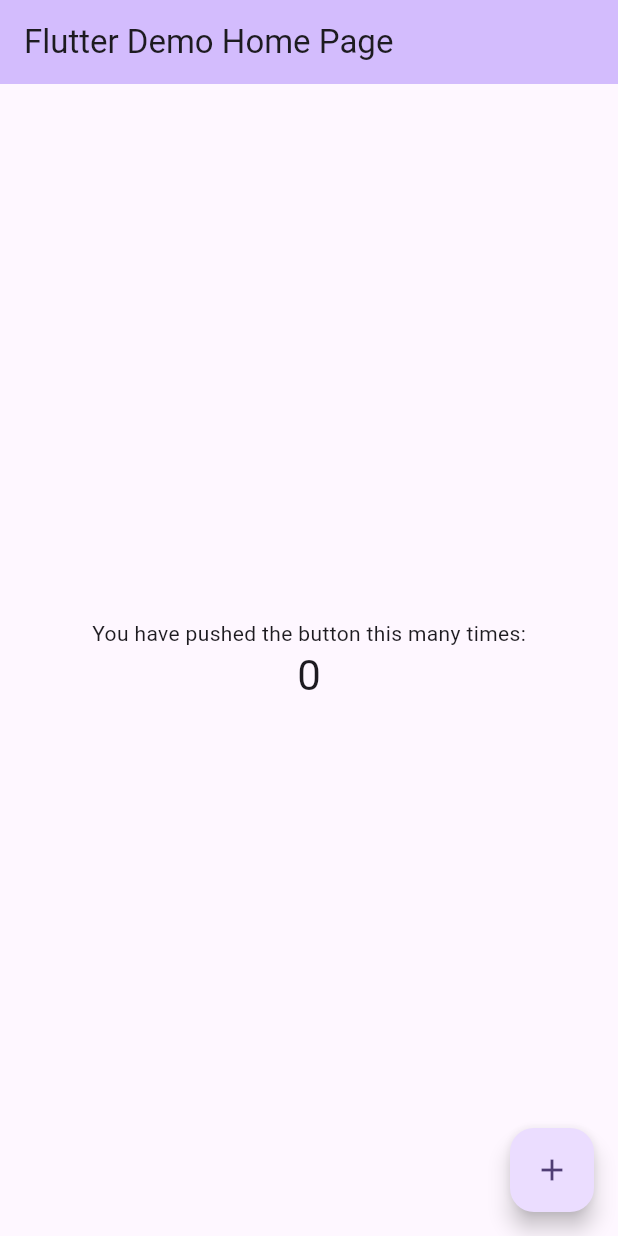
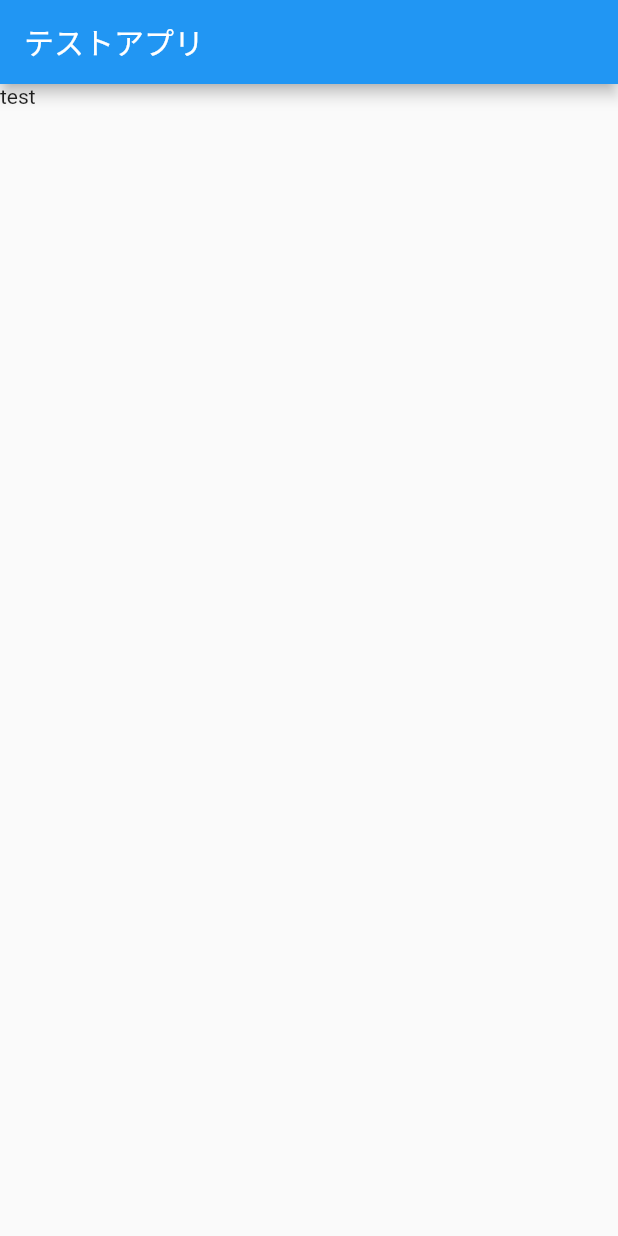
Before and after one commit to nodatsu/ishigaki06, a Flutter app: the screen it shows after launch, on a phone screen of 412 x 824 dp. Run offline on Flutter 3.47's test engine with Material 2 defaults, Android fonts, the phone set to English and light mode, and no system bars.

Commit message:
最小化

```diff
--- a/lib/main.dart
+++ b/lib/main.dart
@@ -7,119 +7,26 @@ void main() {
 class MyApp extends StatelessWidget {
   const MyApp({super.key});
 
-  // This widget is the root of your application.
   @override
   Widget build(BuildContext context) {
     return MaterialApp(
-      title: 'Flutter Demo',
-      theme: ThemeData(
-        // This is the theme of your application.
-        //
-        // TRY THIS: Try running your application with "flutter run". You'll see
-        // the application has a blue toolbar. Then, without quitting the app,
-        // try changing the seedColor in the colorScheme below to Colors.green
-        // and then invoke "hot reload" (save your changes or press the "hot
-        // reload" button in a Flutter-supported IDE, or press "r" if you used
-        // the command line to start the app).
-        //
-        // Notice that the counter didn't reset back to zero; the application
-        // state is not lost during the reload. To reset the state, use hot
-        // restart instead.
-        //
-        // This works for code too, not just values: Most code changes can be
-        // tested with just a hot reload.
-        colorScheme: ColorScheme.fromSeed(seedColor: Colors.deepPurple),
-        useMaterial3: true,
-      ),
-      home: const MyHomePage(title: 'Flutter Demo Home Page'),
+      home: const MyHomePage(),
     );
   }
 }
 
 class MyHomePage extends StatefulWidget {
-  const MyHomePage({super.key, required this.title});
-
-  // This widget is the home page of your application. It is stateful, meaning
-  // that it has a State object (defined below) that contains fields that affect
-  // how it looks.
-
-  // This class is the configuration for the state. It holds the values (in this
-  // case the title) provided by the parent (in this case the App widget) and
-  // used by the build method of the State. Fields in a Widget subclass are
-  // always marked "final".
-
-  final String title;
-
+  const MyHomePage({super.key});
   @override
   State<MyHomePage> createState() => _MyHomePageState();
 }
 
 class _MyHomePageState extends State<MyHomePage> {
-  int _counter = 0;
-
-  void _incrementCounter() {
-    setState(() {
-      // This call to setState tells the Flutter framework that something has
-      // changed in this State, which causes it to rerun the build method below
-      // so that the display can reflect the updated values. If we changed
-      // _counter without calling setState(), then the build method would not be
-      // called again, and so nothing would appear to happen.
-      _counter++;
-    });
-  }
-
   @override
   Widget build(BuildContext context) {
-    // This method is rerun every time setState is called, for instance as done
-    // by the _incrementCounter method above.
-    //
-    // The Flutter framework has been optimized to make rerunning build methods
-    // fast, so that you can just rebuild anything that needs updating rather
-    // than having to individually change instances of widgets.
     return Scaffold(
-      appBar: AppBar(
-        // TRY THIS: Try changing the color here to a specific color (to
-        // Colors.amber, perhaps?) and trigger a hot reload to see the AppBar
-        // change color while the other colors stay the same.
-        backgroundColor: Theme.of(context).colorScheme.inversePrimary,
-        // Here we take the value from the MyHomePage object that was created by
-        // the App.build method, and use it to set our appbar title.
-        title: Text(widget.title),
-      ),
-      body: Center(
-        // Center is a layout widget. It takes a single child and positions it
-        // in the middle of the parent.
-        child: Column(
-          // Column is also a layout widget. It takes a list of children and
-          // arranges them vertically. By default, it sizes itself to fit its
-          // children horizontally, and tries to be as tall as its parent.
-          //
-          // Column has various properties to control how it sizes itself and
-          // how it positions its children. Here we use mainAxisAlignment to
-          // center the children vertically; the main axis here is the vertical
-          // axis because Columns are vertical (the cross axis would be
-          // horizontal).
-          //
-          // TRY THIS: Invoke "debug painting" (choose the "Toggle Debug Paint"
-          // action in the IDE, or press "p" in the console), to see the
-          // wireframe for each widget.
-          mainAxisAlignment: MainAxisAlignment.center,
-          children: <Widget>[
-            const Text(
-              'You have pushed the button this many times:',
-            ),
-            Text(
-              '$_counter',
-              style: Theme.of(context).textTheme.headlineMedium,
-            ),
-          ],
-        ),
-      ),
-      floatingActionButton: FloatingActionButton(
-        onPressed: _incrementCounter,
-        tooltip: 'Increment',
-        child: const Icon(Icons.add),
-      ), // This trailing comma makes auto-formatting nicer for build methods.
+      appBar: AppBar(title: Text('テストアプリ')),
+      body: Text('test'),
     );
   }
 }
```
